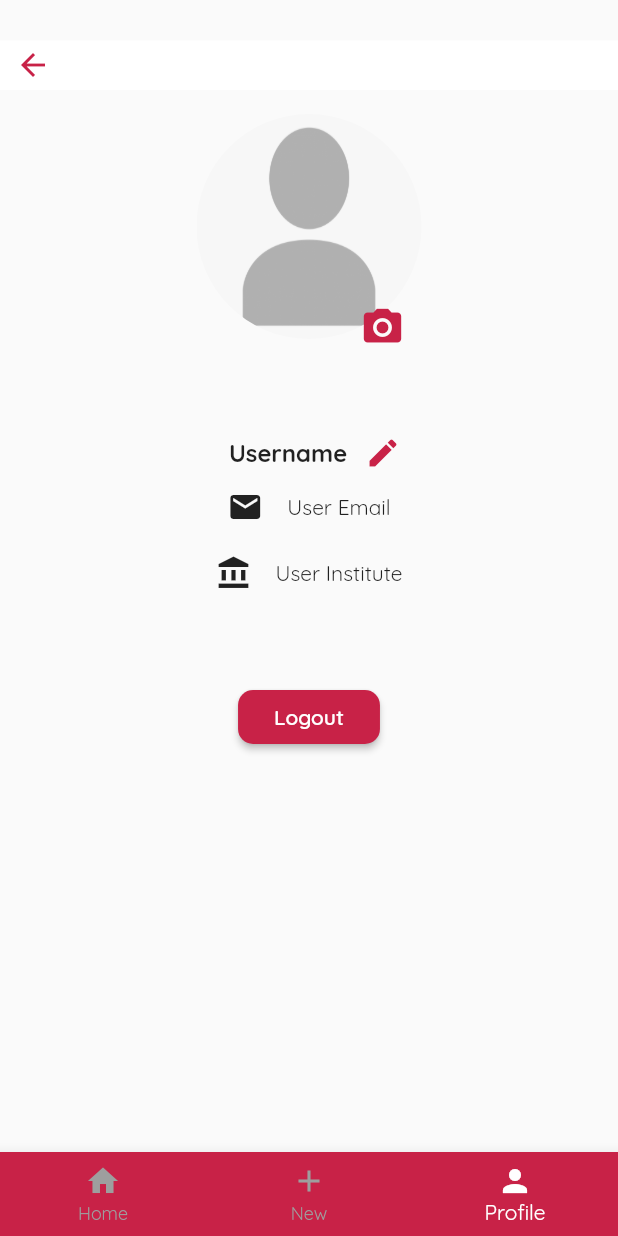
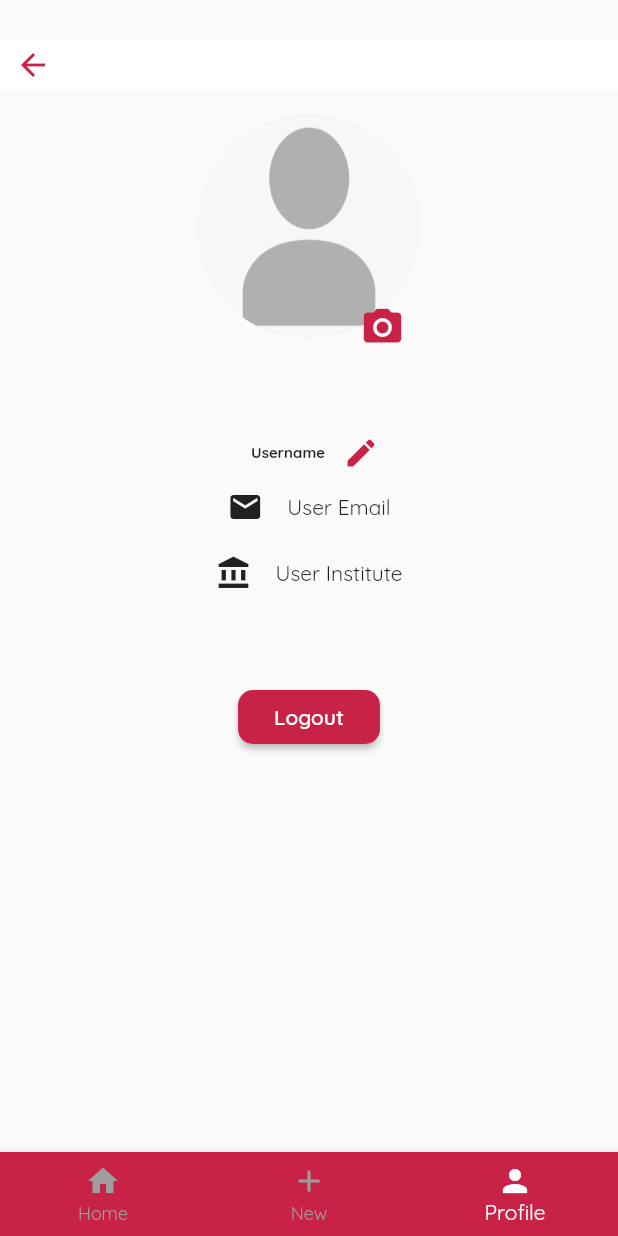
Before and after one commit to fadilmuh22/isk_aps_calc, a Flutter app: the MainTabs screen opened by its route, item 3 of the bottom bar chosen, on a phone screen of 412 x 824 dp. Run offline on Flutter 3.47's test engine with Material 2 defaults, Android fonts, the phone set to English and light mode, and no system bars; our stand-ins replace flutter_secure_storage, flutter_svg, google_sign_in, image_picker, intro_slider, sqflite; missing offline and left inert: serializable; accounts and stored records are empty.

Commit message:
update stylte text guide

```diff
--- a/lib/constants.dart
+++ b/lib/constants.dart
@@ -2,7 +2,7 @@ import 'package:flutter/material.dart';
 
 class Constants {
   static const titleStyle =
-      TextStyle(fontSize: 16, fontWeight: FontWeight.bold);
+      TextStyle(fontSize: 10, fontWeight: FontWeight.bold);
 
   static const Color primaryColor = Color(0xffFFFFFF); //Colors.redAccent
   static const Color accentColor = Color(0xffC82247);
```
